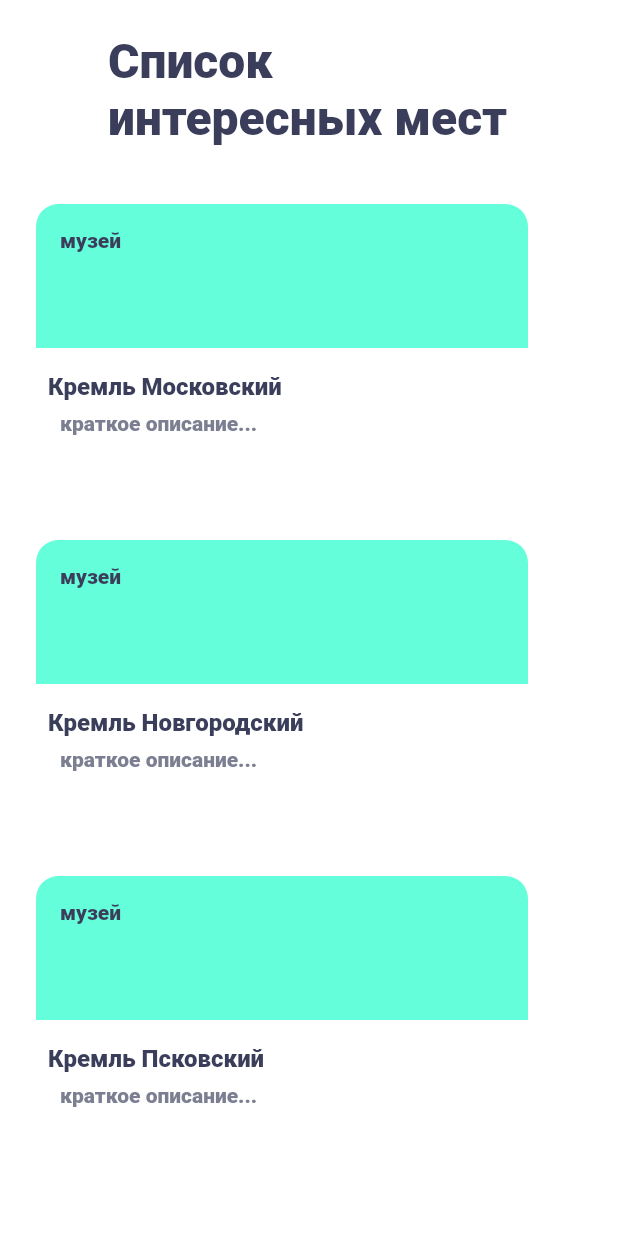
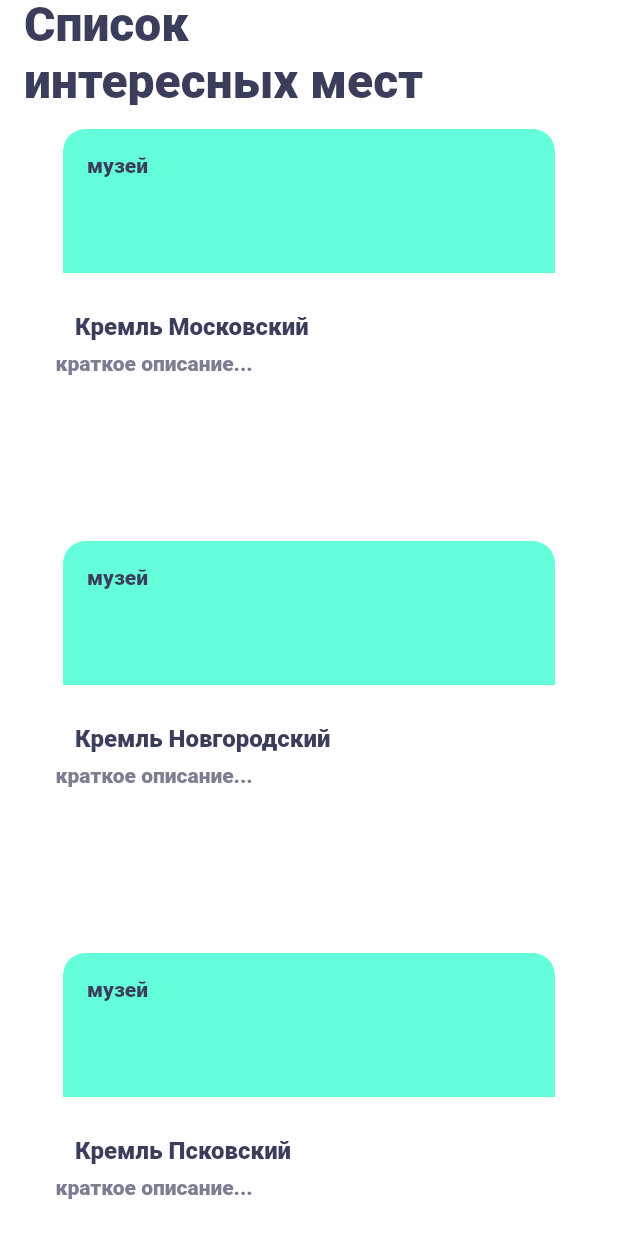
Before and after one commit to Dryksd/flutter-grigoriev-vitaly, a Flutter app: the SightListScreen screen opened directly, on a phone screen of 412 x 824 dp. Run offline on Flutter 3.47's test engine with Material 2 defaults, Android fonts, the phone set to English and light mode, and no system bars.

Commit message:
выполнил задания.номера заданий пометил в комментариях.

```diff
--- a/lib/main.dart
+++ b/lib/main.dart
@@ -15,7 +15,7 @@ class App extends StatelessWidget {//App
 
       return MaterialApp(
         title: 'Das ist gut',
-        home: SightDetails(mocks[0]), //SightListScreen()
+        home: SightListScreen()//SightDetails(mocks[0])
 
       );
   }
--- a/lib/ui/screen/sight_card.dart
+++ b/lib/ui/screen/sight_card.dart
@@ -10,12 +10,15 @@ class SightCard extends StatelessWidget {
 
   @override
   Widget build(BuildContext context) {
-    return Column(children: <Widget>[
+    return AspectRatio(
+        aspectRatio: 3 / 2,  //Задание 3
+        child: Column(children: <Widget>[
           Container(
             child: Container(
               child: Text(
                 (sight.type),
-            style: TextStyle(fontSize: 14.0,color: const Color(0xFF3B3E5B)),
+                style:
+                    TextStyle(fontSize: 14.0, color: const Color(0xFF3B3E5B)),
               ),
               margin: EdgeInsets.fromLTRB(16.0, 16.0, 0.0, 0.0),
             ),
@@ -28,26 +31,38 @@ class SightCard extends StatelessWidget {
                     topRight: Radius.circular(15.0)),
                 color: Colors.tealAccent),
           ),
+          SizedBox(
+            width: 328,
+            height: 10,
+          ), //Задание №2
           Column(children: <Widget>[
             Container(
               child: Text(
                 (sight.name),
-            style: TextStyle(fontSize: 16.0,color: const Color(0xFF3B3E5B)),
+                style:
+                    TextStyle(fontSize: 16.0, color: const Color(0xFF3B3E5B)),
               ),
               margin: EdgeInsets.fromLTRB(32.0, 16.0, 16.0, 0.0),
               height: 26,
               width: 328,
             ),
             Container(
+              child: ConstrainedBox(
+                  //задание №1
+                  constraints: BoxConstraints(
+                      minWidth: 370,
+                      minHeight: 70,
+                      maxWidth: 374,
+                      maxHeight: 150),
                   child: Text(
                     'краткое описание...',
-            style: TextStyle(fontSize: 14.0,color: Color(0xFF7C7E91)),
-          ),
+                    style: TextStyle(fontSize: 14.0, color: Color(0xFF7C7E91)),
+                  )),
               margin: EdgeInsets.fromLTRB(32.0, 0.0, 0.0, 0.0),
               height: 70,
-          width: 328,
+              //width: 328,
             )
           ])
-    ]);
+        ]));
   }
 }
--- a/lib/ui/screen/sight_list_screen.dart
+++ b/lib/ui/screen/sight_list_screen.dart
@@ -14,17 +14,21 @@ class _SightListScreenState extends State<SightListScreen> {
   Widget build(BuildContext context) {
     return Scaffold(
         backgroundColor: Colors.white,
-        appBar: AppBar(
+        appBar: PreferredSize(
+            preferredSize: Size.fromHeight(70.0), //Задание №4
+            child: AppBar(
               title: Text(
                 "Список\nинтересных мест",
                 textAlign: TextAlign.left,
                 style: TextStyle(
-                color: const Color(0xFF3B3E5B), fontSize: 32, fontWeight: FontWeight.bold),
+                    color: const Color(0xFF3B3E5B),
+                    fontSize: 32,
+                    fontWeight: FontWeight.bold),
               ),
               toolbarHeight: 120, //  высоту
               elevation: 0.0, //убрал тень
               backgroundColor: Colors.white,
-        ),
+            )),
         body: SingleChildScrollView(
             child: Column(children: <Widget>[
           SightCard(mocks[0]),
```
Lines whose indentation alone changed are shown as unchanged.
